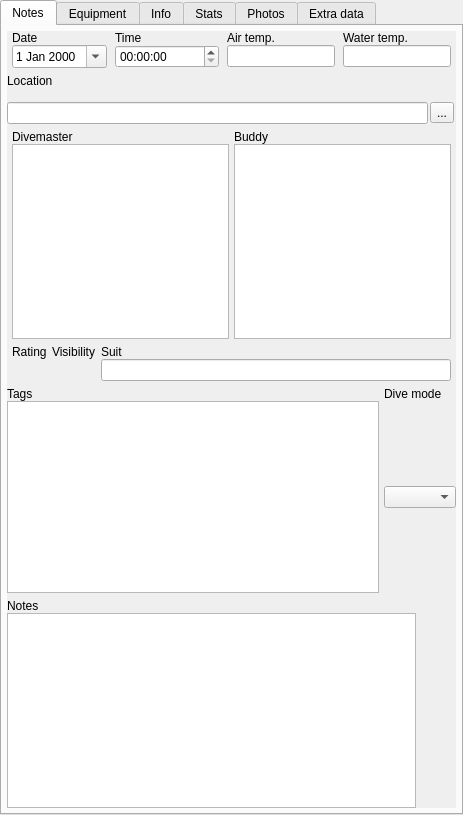
The window that qt-ui/maintab.ui (subsurface/subsurface) describes before a commit, drawn with Qt 5.
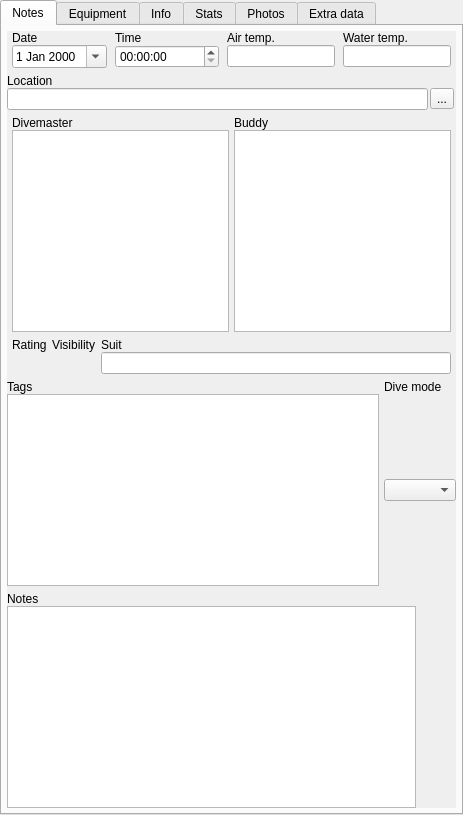
The same window after the commit. Icons and pictures are not drawn. Custom widgets are drawn as their Qt base class.

Commit message:
Notes pane: move the location taxonomy to a better spot
And display it smaller, marked as "tags".

```diff
--- a/qt-ui/maintab.ui
+++ b/qt-ui/maintab.ui
@@ -171,6 +171,8 @@
            <number>0</number>
           </property>
           <item>
+           <layout class="QHBoxLayout" name="LocationLayout" stretch="0,1">
+            <item>
            <widget class="QLabel" name="LocationLabel">
             <property name="text">
              <string>Location</string>
@@ -185,7 +187,12 @@
             <property name="text">
              <string/>
             </property>
-           </widget>
+              <property name="textFormat">
+               <enum>Qt::RichText</enum>
+              </property>
+             </widget>
+            </item>
+           </layout>
           </item>
           <item>
            <layout class="QHBoxLayout" name="horizontalLayout_2">
```
Lines whose indentation alone changed are shown as unchanged. The commit also changes 1 other file.
